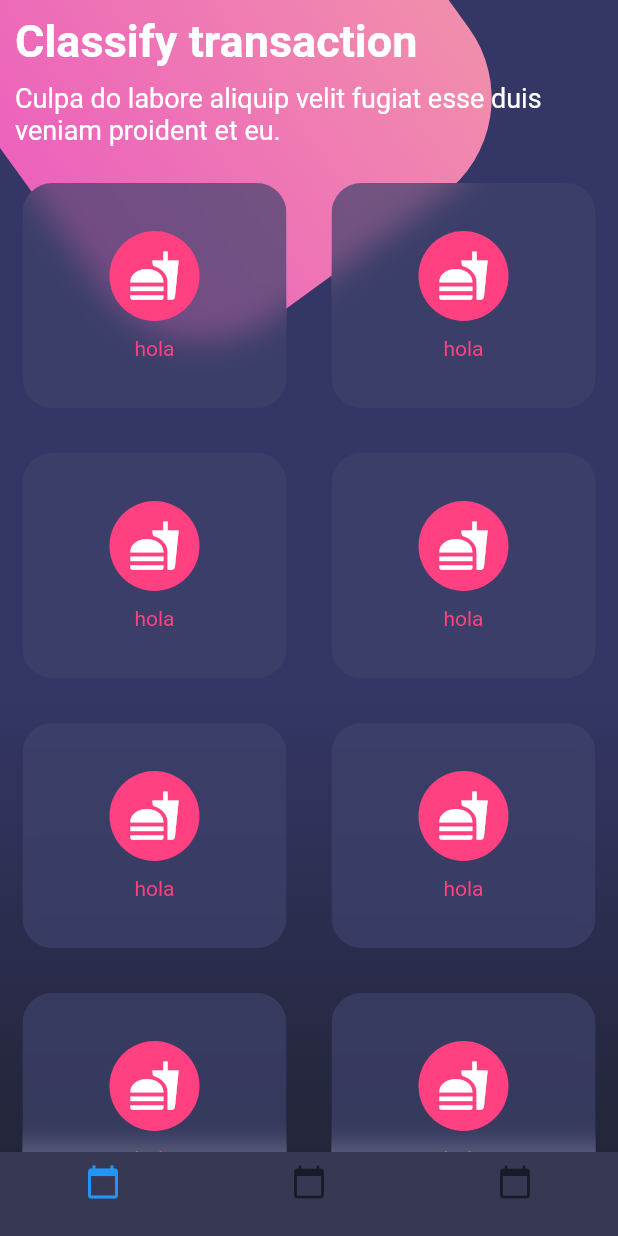
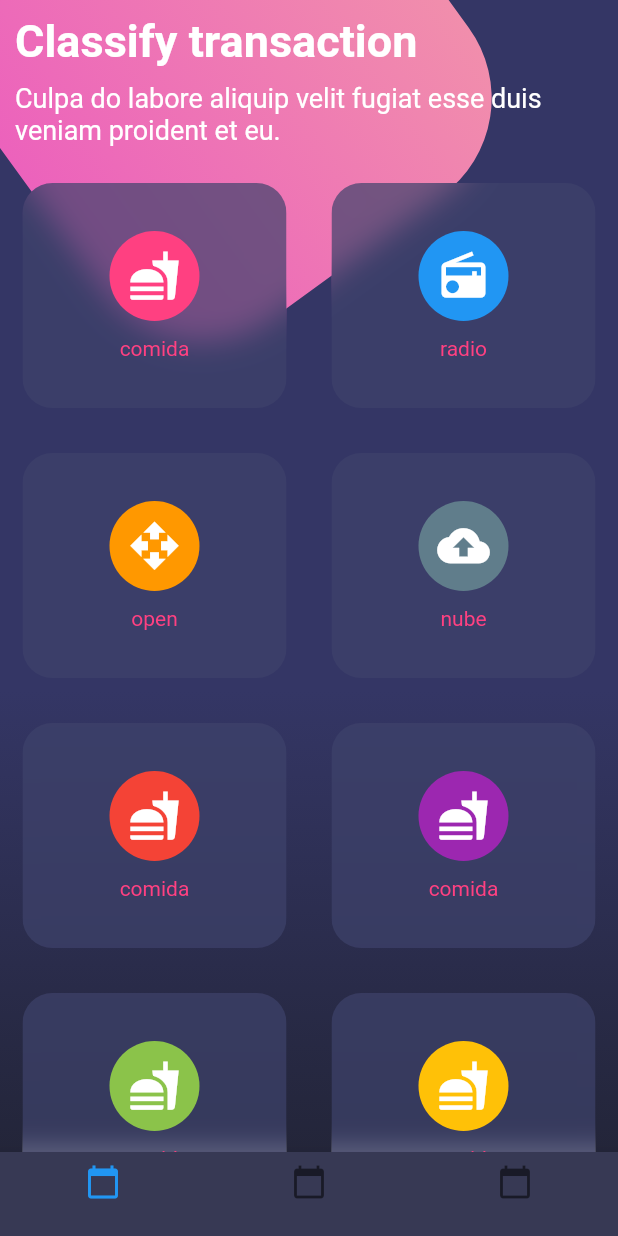
Before and after one commit to Marisabel-Condori/dise-os-flutter, a Flutter app: the screen it shows after launch, on a phone screen of 412 x 824 dp. Run offline on Flutter 3.47's test engine with Material 2 defaults, Android fonts, the phone set to English and light mode, and no system bars.

Commit message:
personalizar botones

```diff
--- a/lib/pages/botones_page.dart
+++ b/lib/pages/botones_page.dart
@@ -112,33 +112,33 @@ class BotonesPage extends StatelessWidget {
       children: [
         TableRow(
           children: [
-            _crearBoton(),
-            _crearBoton(),
+            _crearBoton(Colors.pinkAccent, Icons.fastfood, 'comida'),
+            _crearBoton(Colors.blue, Icons.radio, 'radio'),
           ]
         ),
         TableRow(
           children: [
-            _crearBoton(),
-            _crearBoton(),
+            _crearBoton(Colors.orange, Icons.open_with, 'open'),
+            _crearBoton(Colors.blueGrey, Icons.backup, 'nube'),
           ]
         ),
         TableRow(
           children: [
-            _crearBoton(),
-            _crearBoton(),
+            _crearBoton(Colors.red, Icons.fastfood, 'comida'),
+            _crearBoton(Colors.purple, Icons.fastfood, 'comida'),
           ]
         ),
         TableRow(
           children: [
-            _crearBoton(),
-            _crearBoton(),
+            _crearBoton(Colors.lightGreen, Icons.fastfood, 'comida'),
+            _crearBoton(Colors.amber, Icons.fastfood, 'comida'),
           ]
         )
       ],
     );
   }
 
-  Widget _crearBoton() {
+  Widget _crearBoton( Color color, IconData icono, String texto) {
     return Container(
       margin: EdgeInsets.all(15.0),
       child: ClipRRect(
@@ -154,12 +154,12 @@ class BotonesPage extends StatelessWidget {
                 mainAxisAlignment: MainAxisAlignment.center,
                 children: <Widget>[
                   CircleAvatar(
-                    backgroundColor: Colors.pinkAccent,
+                    backgroundColor: color,
                     radius: 30.0,
-                    child: Icon(Icons.fastfood, color: Colors.white, size: 35.0,),
+                    child: Icon(icono, color: Colors.white, size: 35.0,),
                   ),
                   SizedBox(height: 10.0,),
-                  Text('hola', style: TextStyle(color: Colors.pinkAccent),),
+                  Text(texto, style: TextStyle(color: Colors.pinkAccent),),
                 ],
               )
           ),
```
